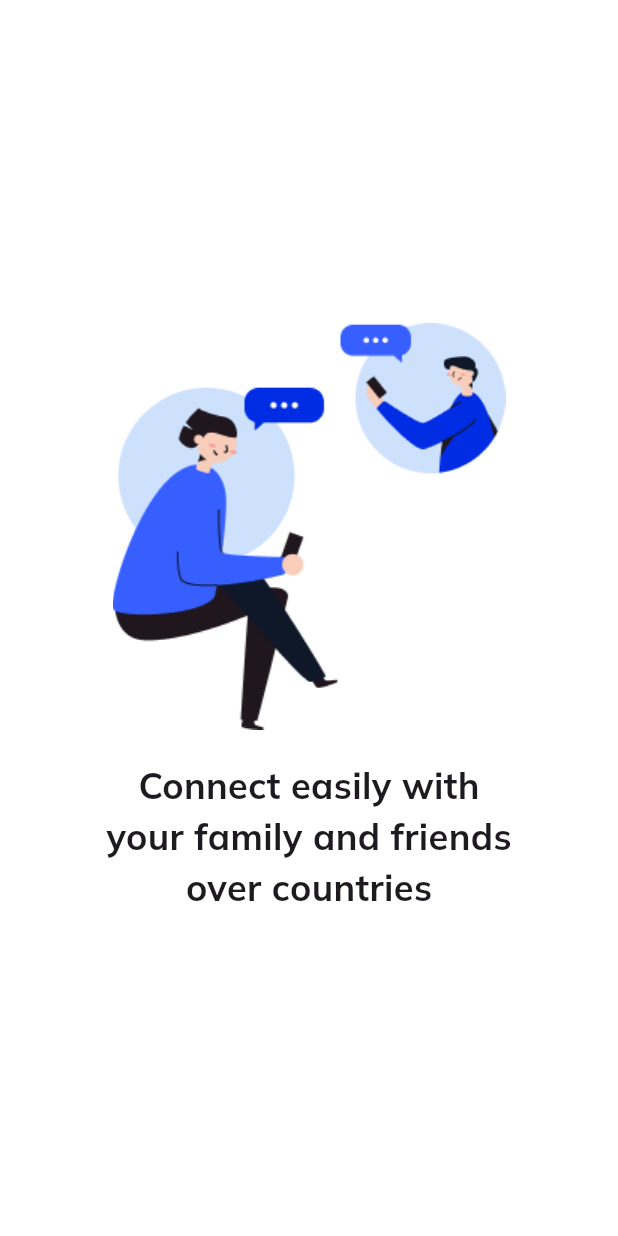
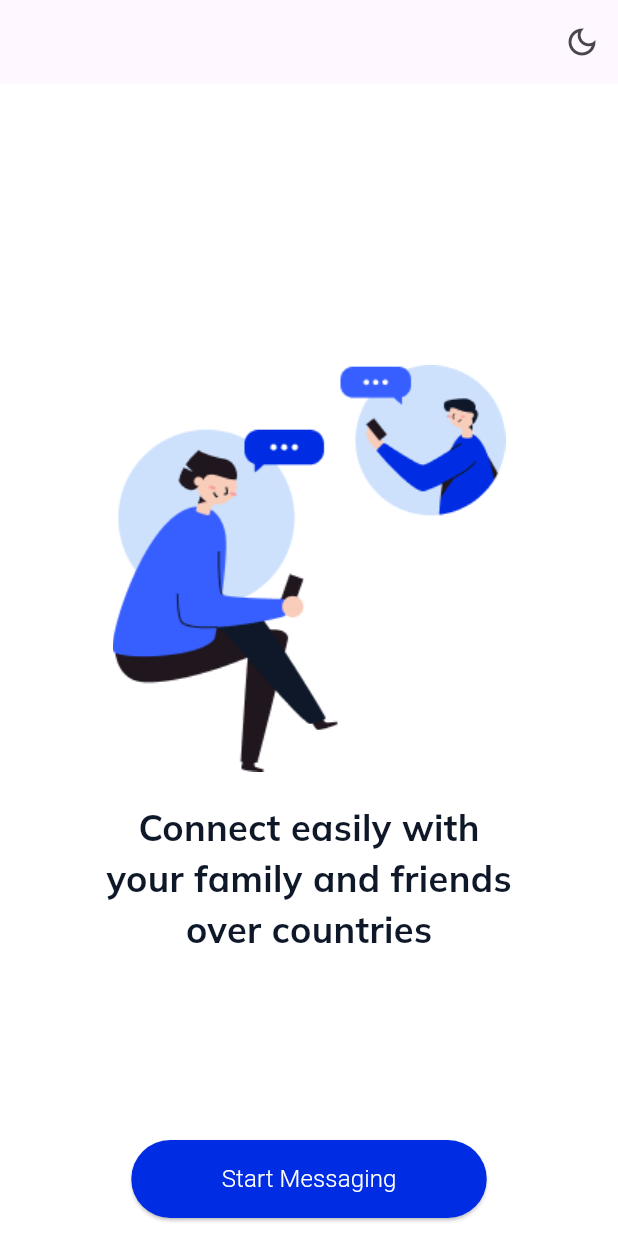
Before and after one commit to Mohsin832/messenger-app-with-cubit_state_management, a Flutter app: the screen it shows after launch, on a phone screen of 412 x 824 dp. Run offline on Flutter 3.47's test engine with Material 3 defaults, Android fonts, the phone set to English and light mode, and no system bars; our stand-ins replace flutter_bloc.

Commit message:
onboarding screen with theme selection

```diff
--- a/lib/main.dart
+++ b/lib/main.dart
@@ -20,9 +20,9 @@ class MyApp extends StatelessWidget {
           debugShowCheckedModeBanner: false,
           home: Onboardingscreen(),
           title: "Chat app",
-          theme: State is LightThemeStates
-              ? Apptheme.darkTheme
-              : Apptheme.lightTheme,
+          theme: state is LightThemeStates
+              ? Apptheme.lightTheme
+              : Apptheme.darkTheme,
         );
       },
     );
--- a/lib/repository/screens/onboarding screen/onboardingscreen.dart
+++ b/lib/repository/screens/onboarding screen/onboardingscreen.dart
@@ -1,5 +1,7 @@
+import 'package:chatapp/domain/constants/cubits/themecubit.dart';
 import 'package:chatapp/repository/screens/widgets/uihelper.dart';
 import 'package:flutter/material.dart';
+import 'package:flutter_bloc/flutter_bloc.dart';
 
 class Onboardingscreen extends StatelessWidget {
   const Onboardingscreen({super.key});
@@ -7,6 +9,16 @@ class Onboardingscreen extends StatelessWidget {
   @override
   Widget build(BuildContext context) {
     return Scaffold(
+      appBar: AppBar(
+        actions: [
+          IconButton(
+            onPressed: () {
+              BlocProvider.of<ThemeCubit>(context).toggletheme();
+            },
+            icon: Icon(Icons.dark_mode_outlined),
+          ),
+        ],
+      ),
       body: Center(
         child: Column(
           mainAxisAlignment: MainAxisAlignment.center,
@@ -18,22 +30,31 @@ class Onboardingscreen extends StatelessWidget {
               fontsize: 24,
               fontfamily: "bold",
               fontweight: FontWeight.bold,
+              context: context,
             ),
             Uihelper.customText(
               text: "your family and friends",
               fontsize: 24,
               fontfamily: "bold",
               fontweight: FontWeight.bold,
+              context: context,
             ),
             Uihelper.customText(
               text: "over countries",
               fontsize: 24,
               fontfamily: "bold",
               fontweight: FontWeight.bold,
+              context: context,
             ),
           ],
         ),
       ),
+      floatingActionButton: Uihelper.customButton(
+        buttonName: "Start Messaging",
+        callBack: () {},
+      ),
+      floatingActionButtonLocation:
+          FloatingActionButtonLocation.miniCenterFloat,
     );
   }
 }
--- a/lib/repository/screens/widgets/uihelper.dart
+++ b/lib/repository/screens/widgets/uihelper.dart
@@ -1,6 +1,7 @@
 // import 'package:chatapp/domain/constants/appcolors.dart';
+import 'package:chatapp/domain/constants/appcolors.dart';
 import 'package:flutter/material.dart';
-import 'package:flutter/widgets.dart';
+// import 'package:flutter/widgets.dart';
 
 class Uihelper {
   static customImage({required String imageurl}) {
@@ -10,10 +11,10 @@ class Uihelper {
   static customText({
     required String text,
     required double fontsize,
+    required BuildContext context,
     String? fontfamily,
     FontWeight? fontweight,
     Color? color,
-    // required BuildContext context
   }) {
     return Text(
       text,
@@ -21,11 +22,42 @@ class Uihelper {
         fontSize: fontsize,
         fontFamily: fontfamily ?? "regular",
         fontWeight: fontweight ?? FontWeight.normal,
-        // color: color ?? (Theme.of(context).brightness == Brightness.dark)
-        //     ? AppColors.textDarkColor
-        //     : AppColors.textLightColor,
+        color:
+            color ??
+            (Theme.of(context).brightness == Brightness.dark
+                ? AppColors.textDarkColor
+                : AppColors.textLightColor),
       ),
     );
   }
-  static customButton({required String buttonName, required VoidCallback callBack,Color? buttonColor}){}
+
+  static customButton({
+    required String buttonName,
+    required VoidCallback callBack,
+    Color? buttonColor,
+  }) {
+    return SizedBox(
+      height: 52,
+      width: 237,
+      child: ElevatedButton(
+        onPressed: () {
+          callBack;
+        },
+        style: ElevatedButton.styleFrom(
+          backgroundColor: AppColors.buttonLightColor,
+          shape: RoundedRectangleBorder(
+            borderRadius: BorderRadius.circular(30),
+          ),
+        ),
+        child: Text(
+          buttonName,
+          style: TextStyle(
+            fontSize: 16,
+            color: Colors.white,
+            fontWeight: FontWeight.w300,
+          ),
+        ),
+      ),
+    );
+  }
 }
```
